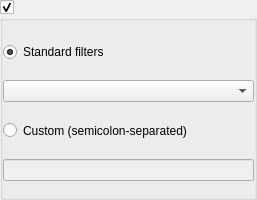
First picture: the form in ui/filterpage.ui, repository romeoxbm/depgraphv, before the edit.
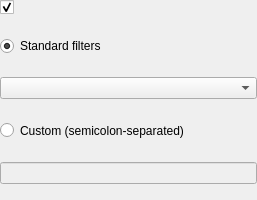
Second picture: the form after the edit.

```diff
--- a/ui/filterpage.ui
+++ b/ui/filterpage.ui
@@ -25,10 +25,7 @@
   <property name="windowTitle">
    <string notr="true"/>
   </property>
-  <layout class="QVBoxLayout" name="verticalLayout">
-   <property name="spacing">
-    <number>0</number>
-   </property>
+  <layout class="QVBoxLayout" name="verticalLayout_2">
    <property name="leftMargin">
     <number>0</number>
    </property>
@@ -52,20 +49,20 @@
     </widget>
    </item>
    <item>
-    <widget class="QGroupBox" name="groupBox">
-     <property name="minimumSize">
-      <size>
-       <width>0</width>
-       <height>150</height>
-      </size>
+    <widget class="QFrame" name="frame">
+     <property name="frameShape">
+      <enum>QFrame::NoFrame</enum>
      </property>
-     <property name="title">
-      <string notr="true"/>
+     <property name="frameShadow">
+      <enum>QFrame::Raised</enum>
      </property>
-     <layout class="QVBoxLayout" name="verticalLayout_3">
+     <layout class="QVBoxLayout" name="verticalLayout">
       <property name="leftMargin">
        <number>0</number>
       </property>
+      <property name="topMargin">
+       <number>0</number>
+      </property>
       <property name="rightMargin">
        <number>0</number>
       </property>
```
Left out of the diff: 50 changed lines with no effect on the pictures.
